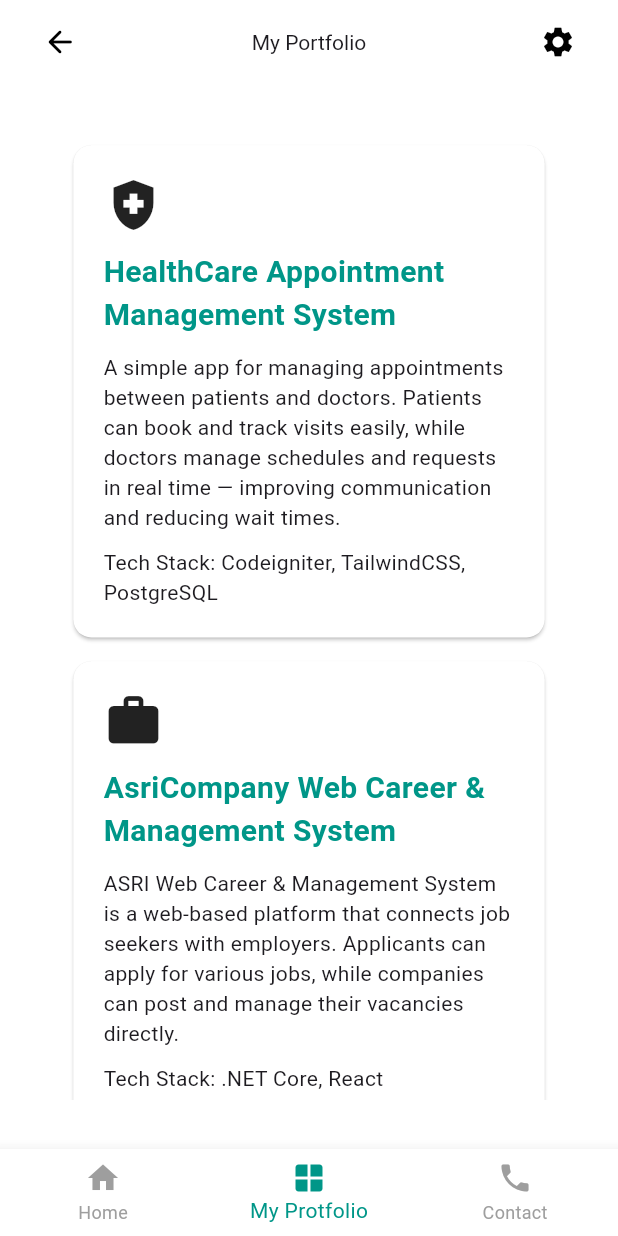
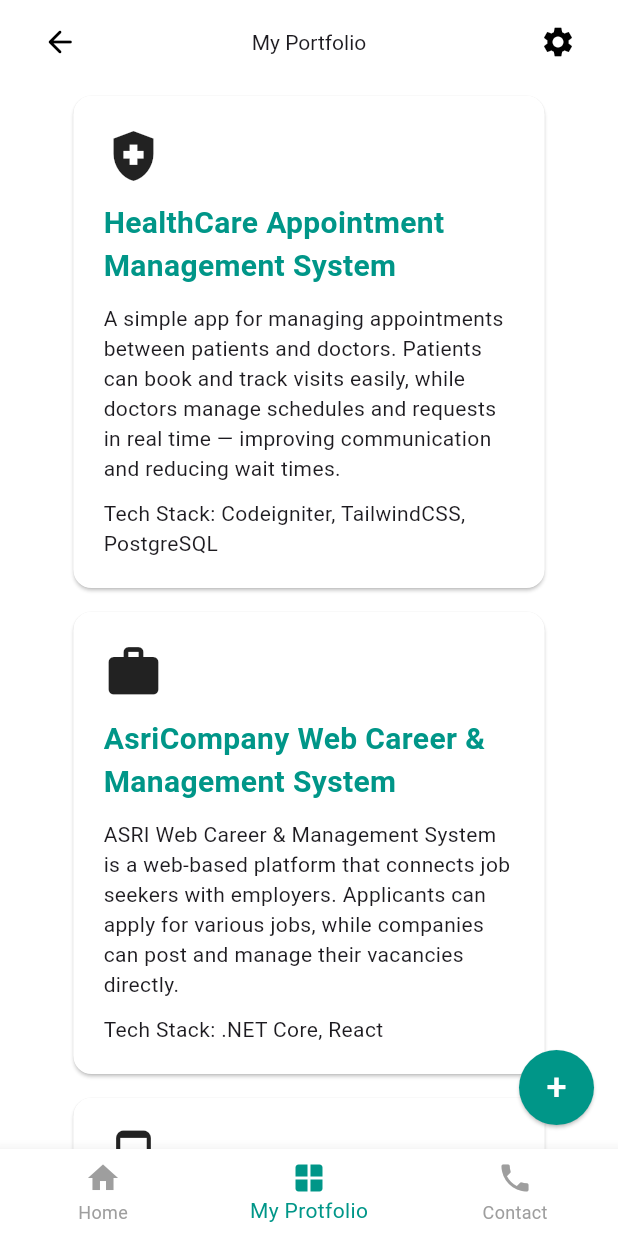
Before and after one commit to raulathallah/flutter-sa-assignment, a Flutter app: the screen it shows after launch, item 2 of the bottom bar chosen, on a phone screen of 412 x 824 dp. Run offline on Flutter 3.47's test engine with Material 3 defaults, Android fonts, the phone set to English and light mode, and no system bars; our stand-ins replace fluttertoast, font_awesome_flutter, image_picker.

Commit message:
asg 4: add portfolio form screen

```diff
--- a/lib/main.dart
+++ b/lib/main.dart
@@ -5,6 +5,7 @@ import 'package:my_portofolio_app/providers/user_providers.dart';
 import 'package:my_portofolio_app/screen/contact_me_screen.dart';
 import 'package:my_portofolio_app/screen/my_portfolio_screen.dart';
 import 'package:my_portofolio_app/screen/profile_screen.dart';
+import 'package:my_portofolio_app/widgets/floating_buttons.dart';
 import 'package:provider/provider.dart';
 
 void main() {
@@ -71,24 +72,11 @@ class _MainScreenState extends State<MainScreen> {
           BottomNavigationBarItem(icon: Icon(Icons.phone), label: 'Contact'),
         ],
       ),
-      floatingActionButton: _currentIndex != 0
-          ? null
-          : ElevatedButton.icon(
-              icon: Icon(Icons.message_rounded), // Your icon here
-              label: Text('Contact Me'),
-              style: ElevatedButton.styleFrom(
-                backgroundColor: Colors.teal,
-                foregroundColor: Colors.white,
-                padding: EdgeInsets.symmetric(horizontal: 10, vertical: 5),
-                shape: RoundedRectangleBorder(
-                  borderRadius: BorderRadius.circular(8),
-                  // 👈 Custom radius here
-                ),
-              ),
-              onPressed: () {
-                _changeTab(2);
-              },
-            ),
+      floatingActionButton: getFloatingButton(
+        _currentIndex,
+        _changeTab,
+        context,
+      ),
     );
   }
 }
--- /dev/null
+++ b/lib/models/portfolio.dart
@@ -0,0 +1,29 @@
+class Portfolio {
+  String projectTitle;
+  String? category;
+  String completionDate;
+  String description;
+  String projectImage;
+  String projectLink;
+
+  Portfolio({
+    required this.projectTitle,
+    required this.category,
+    required this.completionDate,
+    required this.description,
+    required this.projectImage,
+    required this.projectLink,
+  });
+
+  @override
+  String toString() {
+    return 'Portfolio('
+        'projectTitle: >>>$projectTitle, '
+        'category: >>>$category, '
+        'completionDate: >>>$completionDate, '
+        'description: >>>$description, '
+        'projectImage: >>>$projectImage, '
+        'projectLink: >>>$projectLink'
+        ')';
+  }
+}
--- a/lib/screen/my_portfolio_screen.dart
+++ b/lib/screen/my_portfolio_screen.dart
@@ -7,7 +7,7 @@ class MyPortfolioScreen extends StatelessWidget {
     return Scaffold(
       body: SafeArea(
         child: Padding(
-          padding: EdgeInsets.all(screenWidth * 0.08),
+          padding: EdgeInsets.symmetric(horizontal: screenWidth * 0.08),
           child: buildListPortfolio(),
         ),
       ),
--- /dev/null
+++ b/lib/widgets/floating_buttons.dart
@@ -0,0 +1,48 @@
+import 'package:flutter/material.dart';
+import 'package:my_portofolio_app/screen/my_portfolio_form_screen.dart';
+
+Widget? getFloatingButton(
+  index,
+  void Function(int) onTabChange,
+  BuildContext context,
+) {
+  if (index == 0) {
+    return ElevatedButton.icon(
+      icon: Icon(Icons.message_rounded), // Your icon here
+      label: Text('Contact Me'),
+      style: ElevatedButton.styleFrom(
+        backgroundColor: Colors.teal,
+        foregroundColor: Colors.white,
+        padding: EdgeInsets.symmetric(horizontal: 10, vertical: 5),
+        shape: RoundedRectangleBorder(borderRadius: BorderRadius.circular(8)),
+      ),
+      onPressed: () {
+        onTabChange(2);
+      },
+    );
+  }
+
+  if (index == 1) {
+    return SizedBox(
+      width: 50, // Make sure width == height
+      height: 50,
+      child: ElevatedButton(
+        style: ElevatedButton.styleFrom(
+          backgroundColor: Colors.teal,
+          foregroundColor: Colors.white,
+          shape: const CircleBorder(),
+          padding: EdgeInsets.zero,
+        ),
+        child: Text('+', style: TextStyle(fontSize: 24)),
+        onPressed: () {
+          Navigator.push(
+            context,
+            MaterialPageRoute(builder: (_) => MyPortfolioFormScreen()),
+          );
+        },
+      ),
+    );
+  }
+
+  return null;
+}
--- a/pubspec.yaml
+++ b/pubspec.yaml
@@ -36,10 +36,13 @@ dependencies:
   # The following adds the Cupertino Icons font to your application.
   # Use with the CupertinoIcons class for iOS style icons.
   cupertino_icons: ^1.0.8
+  intl: ^0.18.1
+  image_picker: ^1.1.2
 
 dev_dependencies:
   flutter_test:
     sdk: flutter
+
 
   # The "flutter_lints" package below contains a set of recommended lints to
   # encourage good coding practices. The lint set provided by the package is
```
Also changed, not shown: lib/screen/my_portfolio_form_screen.dart (added, +264 -0 lines), pubspec.lock, 5 other files.
